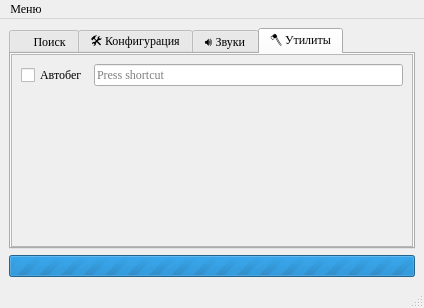
This is interface.ui in TeoDar/stalcraft_signals as Qt 5 draws it before an edit. The edited form follows.
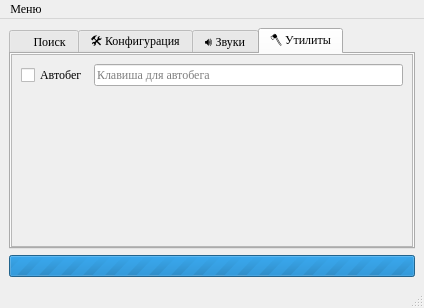
This is the edited form. Icons and pictures are not drawn.

Diff of the .ui file:
```diff
--- a/interface.ui
+++ b/interface.ui
@@ -1185,6 +1185,9 @@
        </layout>
       </widget>
       <widget class="QWidget" name="tools_tab">
+       <property name="enabled">
+        <bool>true</bool>
+       </property>
        <attribute name="title">
         <string>🪓 Утилиты</string>
        </attribute>
@@ -1237,7 +1240,14 @@
              </widget>
             </item>
             <item row="0" column="1">
-             <widget class="QKeySequenceEdit" name="autorun_key"/>
+             <widget class="QLineEdit" name="autorun_key">
+              <property name="inputMask">
+               <string/>
+              </property>
+              <property name="placeholderText">
+               <string>Клавиша для автобега</string>
+              </property>
+             </widget>
             </item>
            </layout>
           </widget>
```
